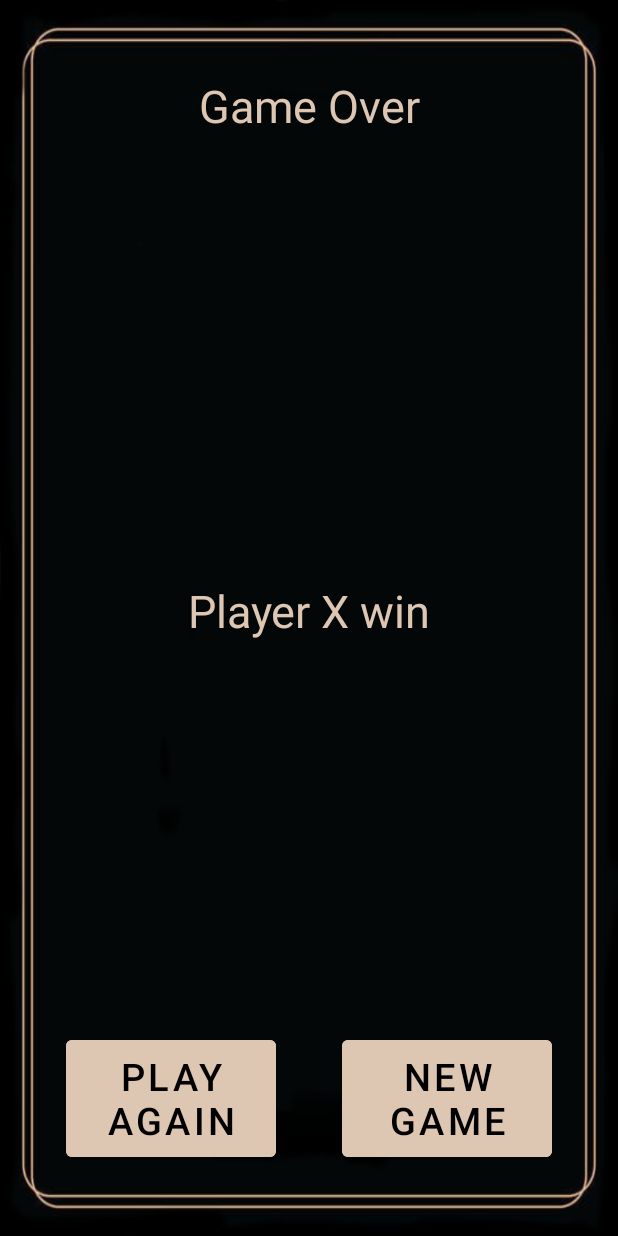
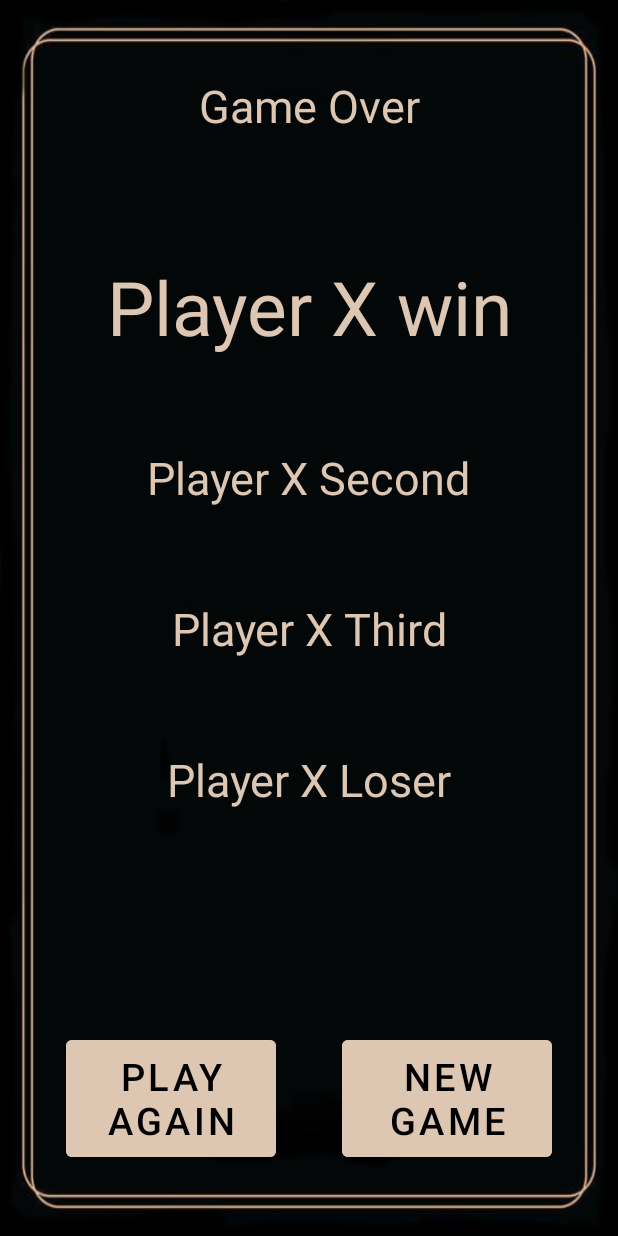
Before and after one commit to catlechat/designpatternkotlin, an Android app: the GameOverActivity screen opened directly, with no data from a screen before it, on a phone screen of 412 x 824 dp. Run offline under Robolectric (Android 15) with nearby library versions, the phone set to English and light mode, and no system bars.

Commit message:
activity_game_over finish

```diff
--- a/app/src/main/res/layout/activity_game_over.xml
+++ b/app/src/main/res/layout/activity_game_over.xml
@@ -20,18 +20,54 @@
         app:layout_constraintRight_toRightOf="parent"
         />
 
+
     <TextView
         android:id="@+id/playerWin"
         android:layout_width="wrap_content"
         android:layout_height="wrap_content"
-        android:layout_marginTop="296dp"
+        android:layout_marginTop="80dp"
         android:text="Player X win"
         android:textColor="@color/backgroundLight"
-        android:textSize="30sp"
-        app:layout_constraintTop_toBottomOf="@id/gameOverText"
+        android:textSize="50sp"
         app:layout_constraintLeft_toLeftOf="parent"
         app:layout_constraintRight_toRightOf="parent"
-        />
+        app:layout_constraintTop_toBottomOf="@id/gameOverText" />
+
+    <TextView
+        android:id="@+id/playerSecond"
+        android:layout_width="wrap_content"
+        android:layout_height="wrap_content"
+        android:layout_marginTop="60dp"
+        android:text="Player X Second"
+        android:textColor="@color/backgroundLight"
+        android:textSize="30sp"
+        app:layout_constraintLeft_toLeftOf="parent"
+        app:layout_constraintRight_toRightOf="parent"
+        app:layout_constraintTop_toBottomOf="@id/playerWin" />
+
+    <TextView
+        android:id="@+id/playerThird"
+        android:layout_width="wrap_content"
+        android:layout_height="wrap_content"
+        android:layout_marginTop="60dp"
+        android:text="Player X Third"
+        android:textColor="@color/backgroundLight"
+        android:textSize="30sp"
+        app:layout_constraintLeft_toLeftOf="parent"
+        app:layout_constraintRight_toRightOf="parent"
+        app:layout_constraintTop_toBottomOf="@id/playerSecond" />
+
+    <TextView
+        android:id="@+id/playerLoser"
+        android:layout_width="wrap_content"
+        android:layout_height="wrap_content"
+        android:layout_marginTop="60dp"
+        android:text="Player X Loser"
+        android:textColor="@color/backgroundLight"
+        android:textSize="30sp"
+        app:layout_constraintLeft_toLeftOf="parent"
+        app:layout_constraintRight_toRightOf="parent"
+        app:layout_constraintTop_toBottomOf="@id/playerThird" />
 
     <Button
         android:id="@+id/playAgainButton"
```
